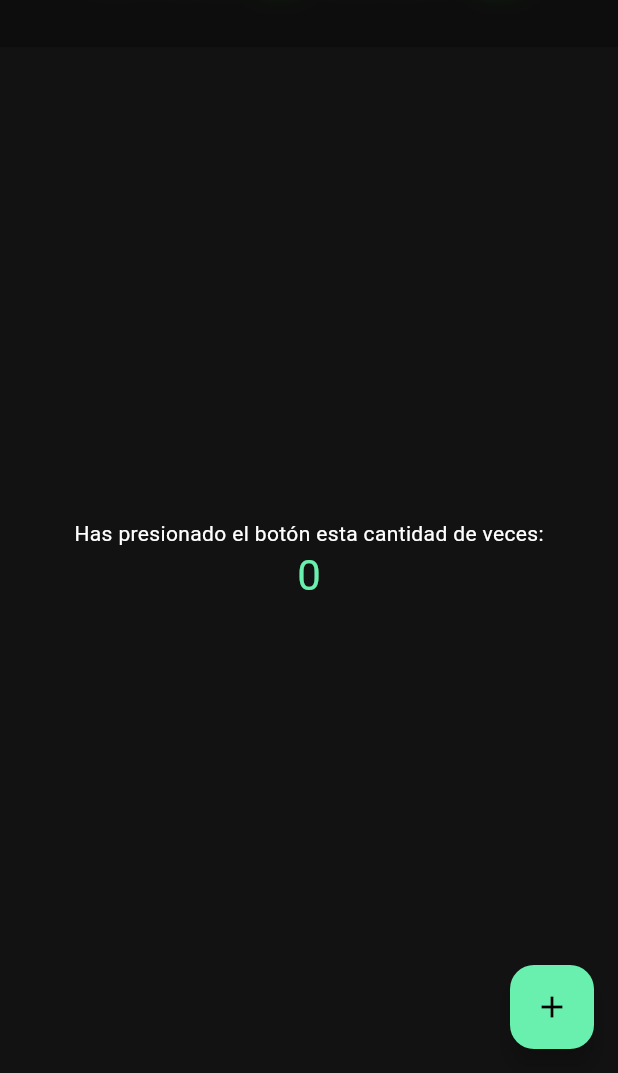
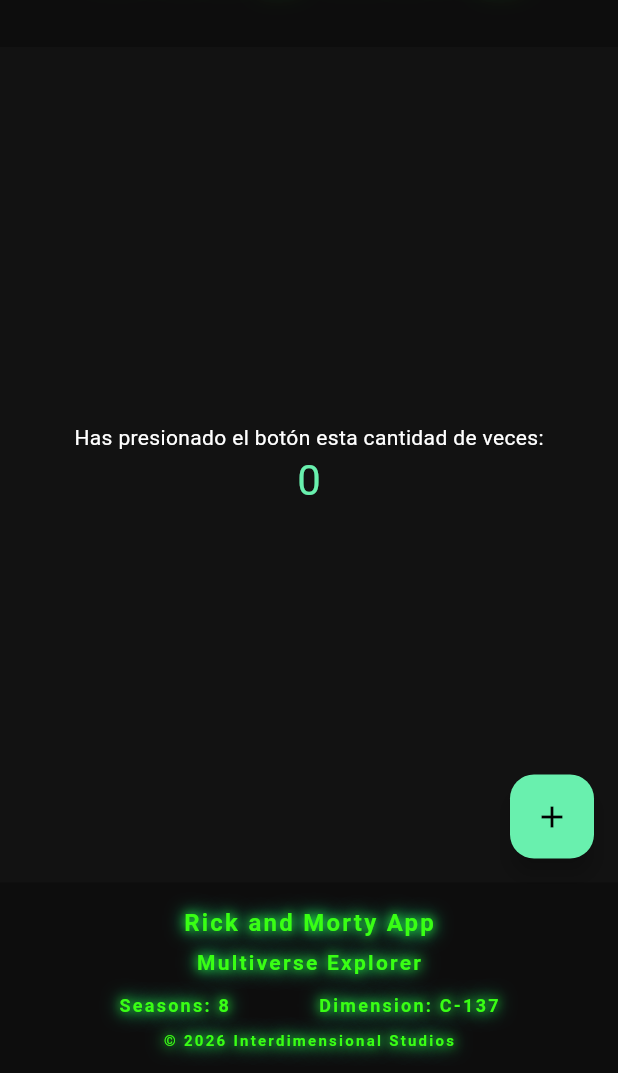
Before and after one commit to LeJackOuiOui/rick-y-morty, a Flutter app: the screen it shows after launch, on a phone screen of 412 x 824 dp, the part 163-1236 px from its top. Run offline on Flutter 3.47's test engine with Material 3 defaults, Android fonts, the phone set to English and light mode, and no system bars.

Commit message:
se implementa footer

```diff
--- a/lib/main.dart
+++ b/lib/main.dart
@@ -37,6 +37,22 @@
     });
   }
 
+  Widget neonText(String text, double size) {
+    return Text(
+      text,
+      style: TextStyle(
+        fontSize: size,
+        fontWeight: FontWeight.bold,
+        color: const Color(0xFF39FF14),
+        letterSpacing: 1.5,
+        shadows: const [
+          Shadow(blurRadius: 8, color: Color(0xFF39FF14)),
+          Shadow(blurRadius: 16, color: Color(0xFF00FFAA)),
+        ],
+      ),
+    );
+  }
+
   @override
   Widget build(BuildContext context) {
     return Scaffold(
@@ -46,31 +62,19 @@
           backgroundColor: Colors.transparent,
           elevation: 0,
           flexibleSpace: Container(
-            decoration: const BoxDecoration(
-              color: Color(0xFF0D0D0D), // 🌑 fondo oscuro
-            ),
+            color: const Color(0xFF0D0D0D),
             child: const Center(
               child: Text(
                 'Rick y Morty',
                 style: TextStyle(
                   fontSize: 42,
                   fontWeight: FontWeight.w900,
-                  color: Color(0xFF39FF14), // 🟢 verde neón
+                  color: Color(0xFF39FF14),
                   letterSpacing: 4,
                   shadows: [
-                    // ✨ glow fuerte
-                    Shadow(
-                      blurRadius: 10,
-                      color: Color(0xFF39FF14),
-                    ),
-                    Shadow(
-                      blurRadius: 20,
-                      color: Color(0xFF00FFAA),
-                    ),
-                    Shadow(
-                      blurRadius: 30,
-                      color: Color(0xFF39FF14),
-                    ),
+                    Shadow(blurRadius: 10, color: Color(0xFF39FF14)),
+                    Shadow(blurRadius: 20, color: Color(0xFF00FFAA)),
+                    Shadow(blurRadius: 30, color: Color(0xFF39FF14)),
                   ],
                 ),
               ),
@@ -78,6 +82,7 @@
           ),
         ),
       ),
+
       body: Center(
         child: Column(
           mainAxisAlignment: MainAxisAlignment.center,
@@ -96,7 +101,38 @@
           ],
         ),
       ),
-      backgroundColor: const Color(0xFF121212), // 🌑 fondo app oscuro
+
+      // 🔥 FOOTER PRO ESTILO RICK AND MORTY
+      bottomNavigationBar: Container(
+        padding: const EdgeInsets.symmetric(vertical: 15, horizontal: 20),
+        decoration: const BoxDecoration(
+          color: Color(0xFF0D0D0D),
+        ),
+        child: Column(
+          mainAxisSize: MainAxisSize.min,
+          children: [
+            neonText('Rick and Morty App', 16),
+            const SizedBox(height: 5),
+            neonText('Multiverse Explorer', 14),
+            const SizedBox(height: 10),
+
+            Row(
+              mainAxisAlignment: MainAxisAlignment.spaceEvenly,
+              children: [
+                neonText('Seasons: 8', 12),
+                neonText('Dimension: C-137', 12),
+              ],
+            ),
+
+            const SizedBox(height: 8),
+
+            neonText('© 2026 Interdimensional Studios', 10),
+          ],
+        ),
+      ),
+
+      backgroundColor: const Color(0xFF121212),
+
       floatingActionButton: FloatingActionButton(
         onPressed: _incrementCounter,
         backgroundColor: Colors.greenAccent,
```
